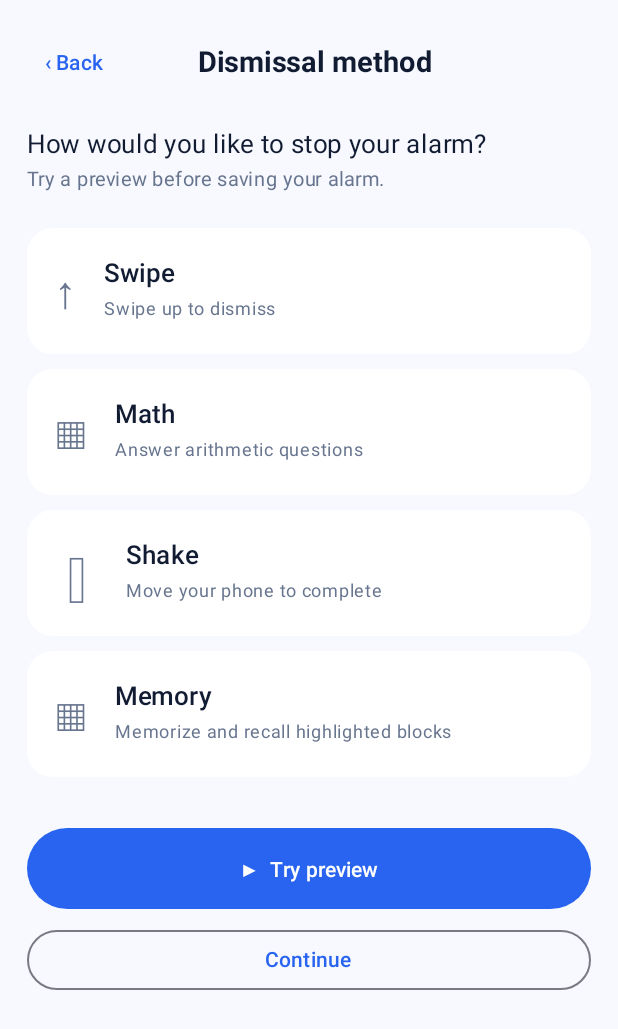
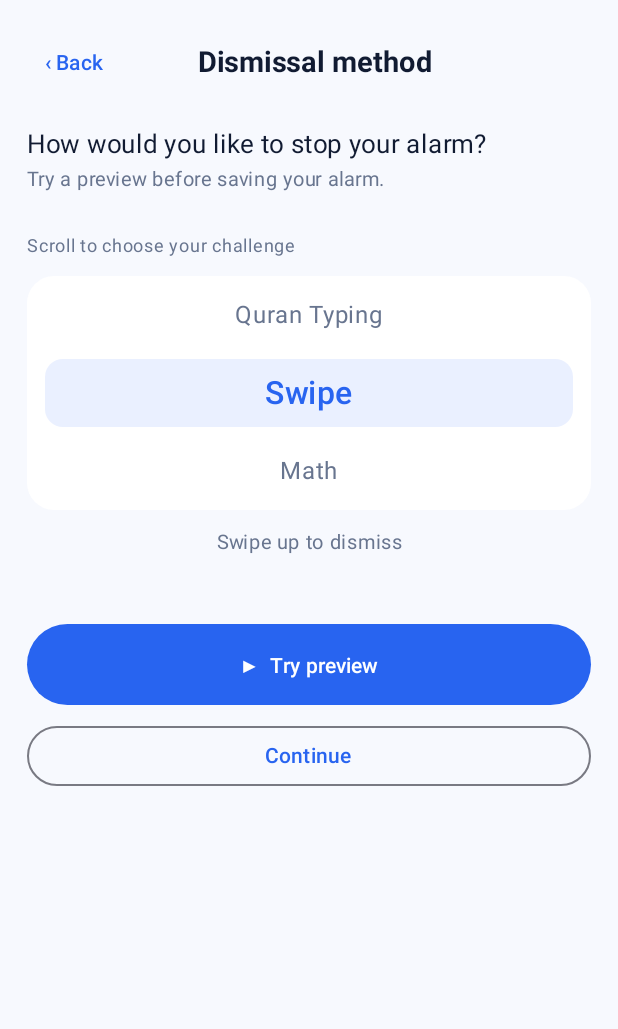
Before and after one commit to TazeemKhan-dev/WakeGuard, an Android app built with Jetpack Compose: the composable ChallengeSettingsScreen called with empty values, on a phone screen of 412 x 824 dp. Shown: the top 1029 px of the screen. Run offline under Robolectric (Android 15) with nearby library versions, the phone set to English and light mode, and no system bars.

Commit message:
Quran typing added

```diff
--- a/app/src/main/java/com/wakeguard/alarm/AlarmEditorScreen.kt
+++ b/app/src/main/java/com/wakeguard/alarm/AlarmEditorScreen.kt
@@ -1,6 +1,7 @@
 package com.wakeguard.alarm
 
 import android.content.Intent
+import com.wakeguard.alarm.ui.ringing.challenges.QuranTypingConfig
 import com.wakeguard.alarm.ringtone.RingtoneScreen
 import com.wakeguard.alarm.ringtone.ringtoneDisplayName
 import androidx.activity.compose.BackHandler
@@ -44,7 +45,7 @@ private val weekdays = setOf(2, 3, 4, 5, 6)
 private val weekends = setOf(1, 7)
 
 @Composable
-private fun Wheel(values: List<String>, initial: Int, onValue: (Int) -> Unit, modifier: Modifier = Modifier, infinite: Boolean = false, rowHeight: Int = 56) {
+private fun Wheel(values: List<String>, initial: Int, onValue: (Int) -> Unit, modifier: Modifier = Modifier, infinite: Boolean = false, rowHeight: Int = 56, itemContent: (@Composable (String, Boolean) -> Unit)? = null) {
     val count = if (infinite) Int.MAX_VALUE else values.size
     val start = if (infinite) (count / 2 / values.size) * values.size + initial else initial.coerceIn(0, values.lastIndex)
     val state = rememberLazyListState(initialFirstVisibleItemIndex = start)
@@ -82,7 +83,7 @@ private fun Wheel(values: List<String>, initial: Int, onValue: (Int) -> Unit, mo
                 }
             }
             Box(Modifier.fillMaxWidth().height(rowHeight.dp), contentAlignment = Alignment.Center) {
-                Text(value, color = if (selected) W.text else W.secondary,
+                if (itemContent != null) itemContent(value, selected) else Text(value, color = if (selected) W.text else W.secondary,
                     fontSize = if (selected) 27.sp else 18.sp,
                     fontWeight = if (selected) FontWeight.SemiBold else FontWeight.Normal)
             }
@@ -120,7 +121,9 @@ fun AlarmEditorScreen(
     var ringtoneScreen by remember { mutableStateOf(false) }
     var vibration by remember(existing?.id) { mutableStateOf(existing?.vibrationEnabled ?: true) }
     var snoozeMinutes by remember(existing?.id) { mutableIntStateOf(existing?.snoozeMinutes ?: alarmDefaults.snoozeMinutes) }
-    var challenge by remember(existing?.id) { mutableStateOf(existing?.challengeType ?: "SWIPE") }
+    var challenge by remember(existing?.id) { mutableStateOf(existing?.challengeType?.let { if (QuranTypingConfig.isTyping(it)) "QURAN_TYPING" else it } ?: "SWIPE") }
+    var typingConfig by remember(existing?.id) { mutableStateOf(QuranTypingConfig.parse(existing?.challengeType.orEmpty())) }
+    val storedChallenge = if (challenge == "QURAN_TYPING") typingConfig.encode() else challenge
     var difficulty by remember(existing?.id) { mutableStateOf(existing?.mathDifficulty ?: "EASY") }
     var questionCount by remember(existing?.id) { mutableIntStateOf(existing?.mathQuestionCount ?: 3) }
     var shakeCount by remember(existing?.id) { mutableIntStateOf(existing?.shakeCount ?: 10) }
@@ -187,6 +190,8 @@ fun AlarmEditorScreen(
         ChallengeSettingsScreen(
             challenge = challenge,
             onChallengeChange = { challenge = it },
+            typingConfig = typingConfig,
+            onTypingConfigChange = { typingConfig = it },
             difficulty = difficulty,
             onDifficultyChange = { difficulty = it },
             questionCount = questionCount,
@@ -209,7 +214,7 @@ fun AlarmEditorScreen(
                     putExtra("preview_mode", true)
                     putExtra("alarm_label", label.trim())
                     putExtra("snooze_minutes", snoozeMinutes)
-                    putExtra("challenge_type", challenge)
+                    putExtra("challenge_type", storedChallenge)
                     putExtra("math_difficulty", difficulty)
                     putExtra("math_question_count", questionCount)
                     putExtra("shake_count", shakeCount)
@@ -233,7 +238,7 @@ fun AlarmEditorScreen(
             TextButton(enabled = (!awakeCheckEnabled || (awakeCheckDelay != null && awakeCheckTimeout != null)) && (!linkedSelection || selectedIds.isNotEmpty()), onClick = {
                 onSave(hour, minute, label.ifBlank { "New Alarm" },
                     selectedDays.sorted().joinToString(","), vibration, snoozeMinutes,
-                    challenge, difficulty, questionCount, shakeCount, memoryDifficulty, memoryRounds, memoryDurationSeconds, soundUri,
+                    storedChallenge, difficulty, questionCount, shakeCount, memoryDifficulty, memoryRounds, memoryDurationSeconds, soundUri,
                     awakeCheckEnabled, awakeCheckDelay ?: 2, awakeCheckTimeout ?: 60, if (linkedSelection) selectedIds else emptySet())
             }) { Text("Done", color = blue) }
         }
@@ -302,6 +307,7 @@ fun AlarmEditorScreen(
                     Text(when (challenge) {
                         "MATH" -> "Math · ${difficulty.lowercase()} · $questionCount questions"
                         "SHAKE" -> "Shake · $shakeCount movements"
+                        "QURAN_TYPING" -> "Quran Typing · ${typingConfig.length.lowercase()} · ${typingConfig.rounds} ayahs"
                         "MEMORY" -> "Memory · ${memoryDifficulty.lowercase()} · $memoryRounds rounds · ${memoryDurationSeconds}s"
                         else -> "Swipe up"
                     }, color = muted, fontSize = 12.sp)
@@ -421,6 +427,7 @@ fun AlarmEditorScreen(
 @Composable
 private fun ChallengeSettingsScreen(
     challenge: String, onChallengeChange: (String) -> Unit,
+    typingConfig: QuranTypingConfig, onTypingConfigChange: (QuranTypingConfig) -> Unit,
     difficulty: String, onDifficultyChange: (String) -> Unit,
     questionCount: Int, onQuestionCountChange: (Int) -> Unit,
     shakeCount: Int, onShakeCountChange: (Int) -> Unit,
@@ -442,27 +449,34 @@ private fun ChallengeSettingsScreen(
         Text("How would you like to stop your alarm?", color = W.text, fontSize = 17.sp)
         Text("Try a preview before saving your alarm.", color = muted, fontSize = 13.sp)
         Spacer(Modifier.height(20.dp))
-        listOf(
-            Triple("SWIPE", "↑", "Swipe up to dismiss"),
-            Triple("MATH", "▦", "Answer arithmetic questions"),
-            Triple("SHAKE", "▯", "Move your phone to complete"),
-            Triple("MEMORY", "▦", "Memorize and recall highlighted blocks")
-        ).forEach { (method, symbol, description) ->
-            val active = challenge == method
-            Row(Modifier.fillMaxWidth().padding(bottom = 10.dp)
-                .background(if (active) W.selected else panel, RoundedCornerShape(17.dp))
-                .clickable { onChallengeChange(method) }.padding(18.dp),
-                verticalAlignment = Alignment.CenterVertically) {
-                Text(symbol, fontSize = 30.sp, color = if (active) blue else W.secondary)
-                Spacer(Modifier.width(17.dp))
-                Column(Modifier.weight(1f)) {
-                    Text(method.lowercase().replaceFirstChar { it.uppercase() }, color = W.text,
-                        fontSize = 17.sp, fontWeight = FontWeight.SemiBold)
-                    Text(description, color = muted, fontSize = 12.sp)
+        val methods = remember { listOf("SWIPE", "MATH", "SHAKE", "MEMORY", "QURAN_TYPING") }
+        val names = remember { listOf("Swipe", "Math", "Shake", "Memory", "Quran Typing") }
+        val descriptions = remember { listOf(
+            "Swipe up to dismiss", "Answer arithmetic questions", "Move your phone to complete",
+            "Memorize and recall highlighted blocks", "Type the English meaning of Quranic ayahs"
+        ) }
+        val selectedIndex = methods.indexOf(challenge).coerceAtLeast(0)
+        Text("Scroll to choose your challenge", color = muted, fontSize = 12.sp)
+        Spacer(Modifier.height(8.dp))
+        Box(Modifier.fillMaxWidth().background(panel, RoundedCornerShape(18.dp))) {
+            Wheel(names, selectedIndex, { onChallengeChange(methods[it]) },
+                Modifier.fillMaxWidth(), infinite = true, rowHeight = 52) { name, selected ->
+                Row(
+                    Modifier.fillMaxWidth().padding(horizontal = 12.dp, vertical = 3.dp)
+                        .fillMaxHeight().background(if (selected) W.selected else Color.Transparent, RoundedCornerShape(12.dp)),
+                    horizontalArrangement = Arrangement.Center,
+                    verticalAlignment = Alignment.CenterVertically
+                ) {
+                    Text(name, color = if (selected) purple else muted,
+                        fontSize = if (selected) 21.sp else 16.sp,
+                        fontWeight = if (selected) FontWeight.SemiBold else FontWeight.Normal)
                 }
-                if (active) Text("✓", color = W.primary, fontSize = 23.sp)
             }
         }
+        Spacer(Modifier.height(10.dp))
+        Text(descriptions[selectedIndex], color = muted, fontSize = 13.sp,
+            textAlign = TextAlign.Center, modifier = Modifier.fillMaxWidth())
+        Spacer(Modifier.height(18.dp))
         if (challenge == "MATH") {
             Spacer(Modifier.height(8.dp))
             Text("Difficulty", color = W.text, fontWeight = FontWeight.SemiBold)
@@ -502,6 +516,19 @@ private fun ChallengeSettingsScreen(
                 NumberWheelRow("Memorization duration", "seconds", 5..10, memoryDurationSeconds, onMemoryDurationChange)
             }
         }
+        if (challenge == "QURAN_TYPING") {
+            Text("Ayah length", color = W.text, fontWeight = FontWeight.SemiBold)
+            Row(horizontalArrangement = Arrangement.spacedBy(8.dp)) {
+                listOf("SHORT", "MEDIUM", "MIXED").forEach { length ->
+                    FilterChip(selected = typingConfig.length == length,
+                        onClick = { onTypingConfigChange(typingConfig.copy(length = length)) },
+                        label = { Text(length.lowercase().replaceFirstChar { it.uppercase() }) })
+                }
+            }
+            NumberWheelRow("Ayahs required", "ayahs", 1..5, typingConfig.rounds) {
+                onTypingConfigChange(typingConfig.copy(rounds = it))
+            }
+        }
         Spacer(Modifier.height(24.dp))
         Button(onClick = onPreview, modifier = Modifier.fillMaxWidth().height(54.dp),
             colors = ButtonDefaults.buttonColors(containerColor = blue),
--- a/app/src/main/java/com/wakeguard/alarm/ui/ringing/challenges/ChallengeRouter.kt
+++ b/app/src/main/java/com/wakeguard/alarm/ui/ringing/challenges/ChallengeRouter.kt
@@ -20,6 +20,11 @@ fun ChallengeRouter(
     onExitPreview: () -> Unit
 ) {
     val displayLabel = label.trim().takeUnless { it == "New Alarm" || it == "Preview alarm" || it == "Alarm" }.orEmpty()
+    if (QuranTypingConfig.isTyping(challengeType)) {
+        QuranTypingScreen(displayLabel, snoozeMinutes, QuranTypingConfig.parse(challengeType),
+            previewMode, onDismiss, onSnooze, onExitPreview)
+        return
+    }
     when (challengeType) {
         "MATH" -> MathChallengeScreen(displayLabel, snoozeMinutes, mathDifficulty,
             mathQuestionCount, previewMode, onDismiss, onSnooze, onExitPreview)
```
Also changed, not shown: app/src/main/java/com/wakeguard/alarm/ui/ringing/challenges/QuranAyahs.kt (added, +58 -0 lines), app/src/main/java/com/wakeguard/alarm/ui/ringing/challenges/QuranReminderRotation.kt (added, +36 -0 lines), app/src/main/java/com/wakeguard/alarm/ui/ringing/challenges/QuranTypingConfig.kt (added, +14 -0 lines), app/src/main/java/com/wakeguard/alarm/ui/ringing/challenges/QuranTypingScreen.kt (added, +171 -0 lines), 3 other files.
